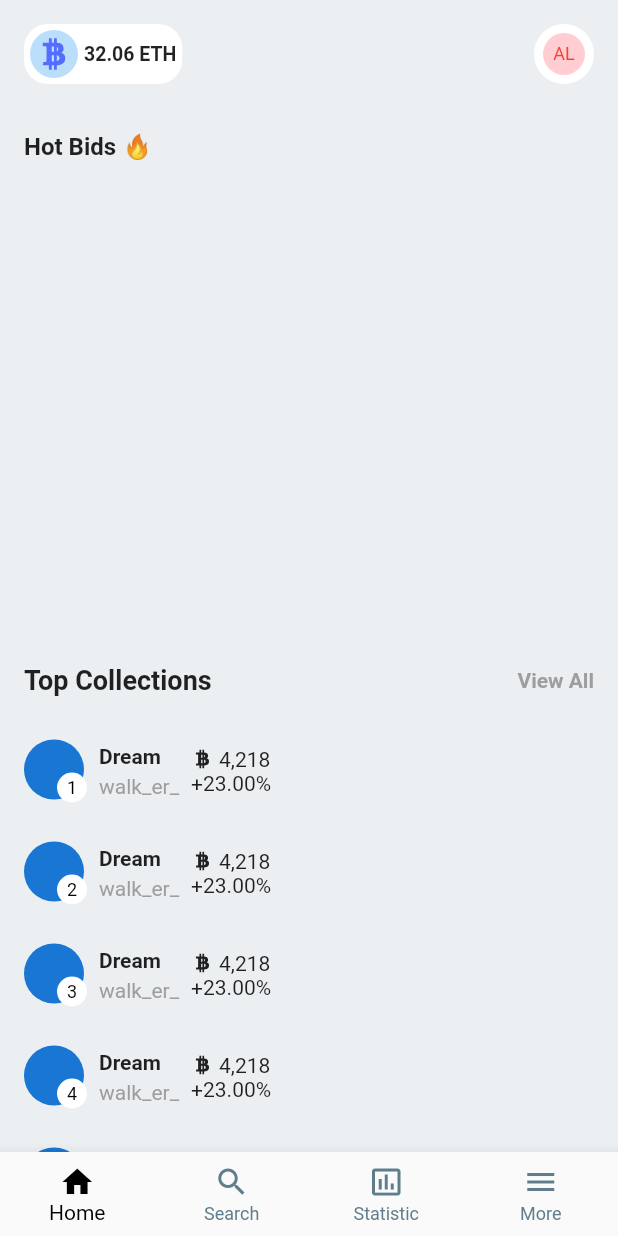
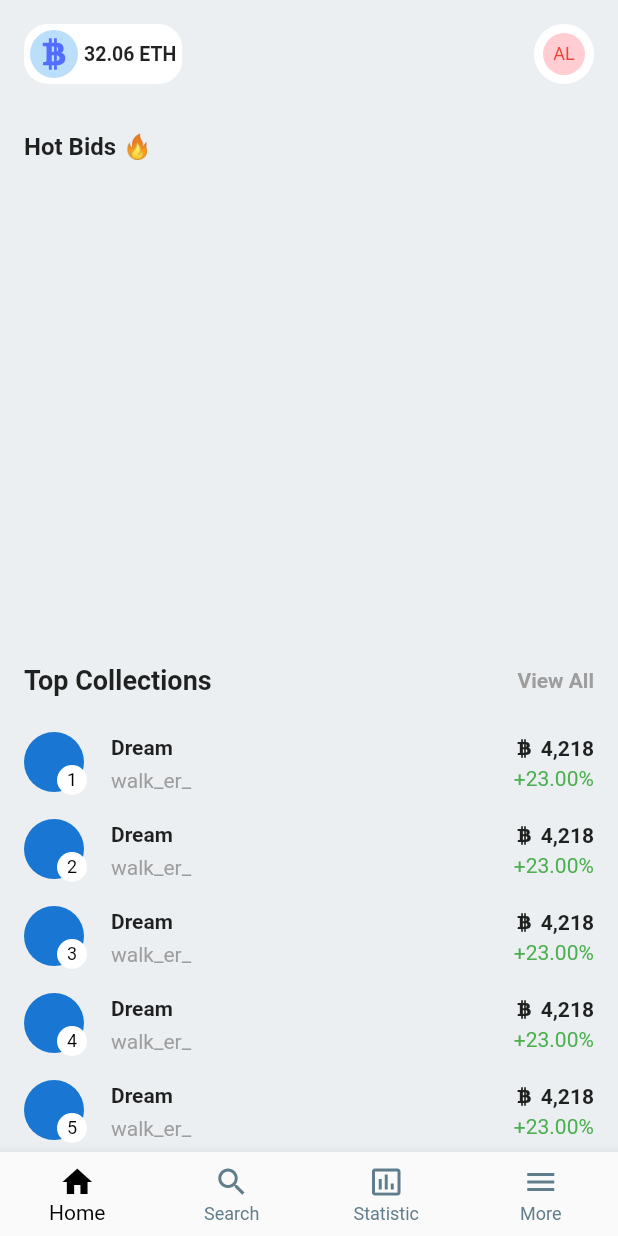
Before and after one commit to JAICHANGPARK/flutter_notebook_17th_story, a Flutter app: the screen it shows after launch, on a phone screen of 412 x 824 dp. Run offline on Flutter 3.47's test engine with Material 2 defaults, Android fonts, the phone set to English and light mode, and no system bars; our stand-ins replace flutter_riverpod, ionicons.

Commit message:
Update nft_main_page.dart

```diff
--- a/lib/ep1001_nft_app/src/ui/nft_main_page.dart
+++ b/lib/ep1001_nft_app/src/ui/nft_main_page.dart
@@ -143,7 +143,7 @@ class NftMainPage extends ConsumerWidget {
                             ),
                           ),
                           Padding(
-                            padding: const EdgeInsets.all(8.0),
+                            padding: const EdgeInsets.fromLTRB(16, 0, 0, 0),
                             child: Column(
                               crossAxisAlignment: CrossAxisAlignment.start,
                               children: const [
@@ -154,7 +154,7 @@ class NftMainPage extends ConsumerWidget {
                                   ),
                                 ),
                                 SizedBox(
-                                  height: 4,
+                                  height: 6,
                                 ),
                                 Text(
                                   "walk_er_",
@@ -165,19 +165,37 @@ class NftMainPage extends ConsumerWidget {
                               ],
                             ),
                           ),
+                          Spacer(),
                           Column(
                             children: [
                               Row(
                                 children: [
-                                  Icon(Ionicons.logo_bitcoin, size: 14,),
-                                  SizedBox(width: 4,),
-                                  Text("4,218"),
+                                  Icon(
+                                    Ionicons.logo_bitcoin,
+                                    size: 14,
+                                  ),
+                                  SizedBox(
+                                    width: 4,
+                                  ),
+                                  Text(
+                                    "4,218",
+                                    style: TextStyle(
+                                      fontWeight: FontWeight.bold,
+                                    ),
+                                  ),
                                 ],
                               ),
-                              Text("+23.00%"),
+                              SizedBox(
+                                height: 4,
+                              ),
+                              Text(
+                                "+23.00%",
+                                style: TextStyle(
+                                  color: Colors.green,
+                                ),
+                              ),
                             ],
                           )
-
                         ],
                       ),
                     );
```
